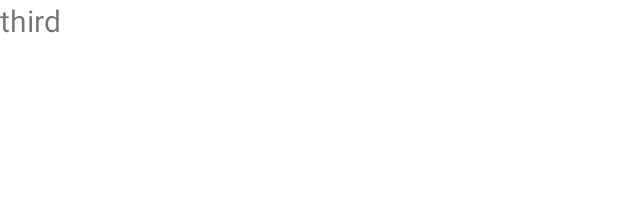
After one commit to dqpbytance/LearningReview, an Android app: the layout fragment_save.xml on its own in the app's theme, with its tools: preview values and no code run, on a phone screen of 412 x 824 dp. The commit adds this screen. Shown: the top 199 px of the screen. Run offline under Robolectric (Android 15) with nearby library versions, the phone set to English and light mode, and no system bars.

Commit message:
use viewpager implement simple scroll fragment

```diff
--- /dev/null
+++ b/app/src/main/res/layout/fragment_save.xml
@@ -0,0 +1,13 @@
+<?xml version="1.0" encoding="utf-8"?>
+<LinearLayout xmlns:android="http://schemas.android.com/apk/res/android"
+    android:orientation="vertical"
+    android:layout_width="match_parent"
+    android:layout_height="match_parent">
+
+    <TextView
+        android:id="@+id/tv_third"
+        android:layout_width="match_parent"
+        android:layout_height="wrap_content"
+        android:text="third"
+        android:textSize="20sp"/>
+</LinearLayout>
```
Also changed, not shown: app/src/main/java/com/example/learingreview/Adapter/AppFragmentPageAdapter.java (added, +26 -0 lines), app/src/main/java/com/example/learingreview/Fragment/InfoFragment.java (added, +24 -0 lines), app/src/main/java/com/example/learingreview/Fragment/NetStateFragment.java (added, +23 -0 lines), app/src/main/java/com/example/learingreview/Fragment/SaveFragment.java (added, +24 -0 lines), app/src/main/java/com/example/learingreview/Fragment/WebFragment.java (added, +27 -0 lines), app/src/main/java/com/example/learingreview/MainActivity.java (+22 -2 lines), app/src/main/res/layout/activity_main.xml (+8 -10 lines), app/src/main/res/layout/fragment_netstate.xml (added, +13 -0 lines), app/src/main/res/layout/fragment_studentinfo.xml (added, +13 -0 lines), app/src/main/res/layout/fragment_web.xml (added, +13 -0 lines).
